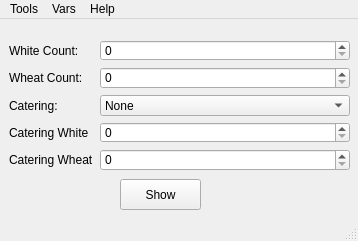
Above: prj/mainwindow.ui from Gmercer015/Aubp before the change. Below: the same form after it.
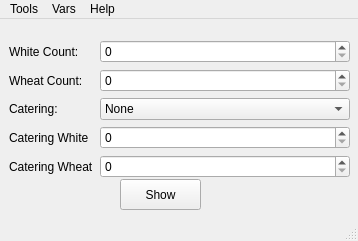
That is the form after the change.

```diff
--- a/prj/mainwindow.ui
+++ b/prj/mainwindow.ui
@@ -33,7 +33,7 @@
       <x>9</x>
       <y>21</y>
       <width>341</width>
-      <height>131</height>
+      <height>145</height>
      </rect>
     </property>
     <layout class="QFormLayout" name="formLayout">
```
Left out of the diff: 8 changed lines with no effect on the pictures.
